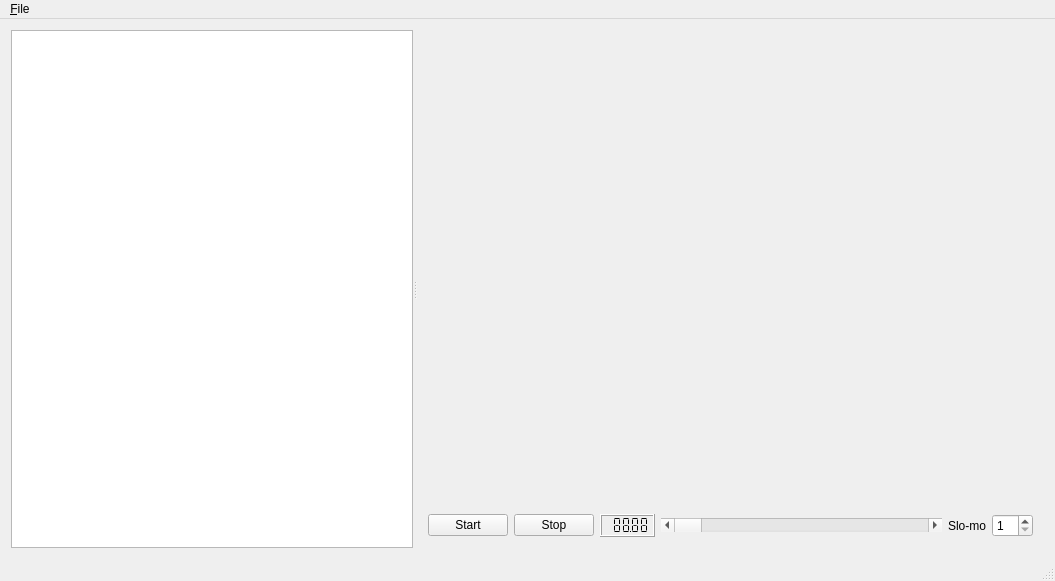
Before: the Qt Designer form scone/sconestudio/SconeStudio.ui in opensim-org/SCONE, drawn with Qt 5.
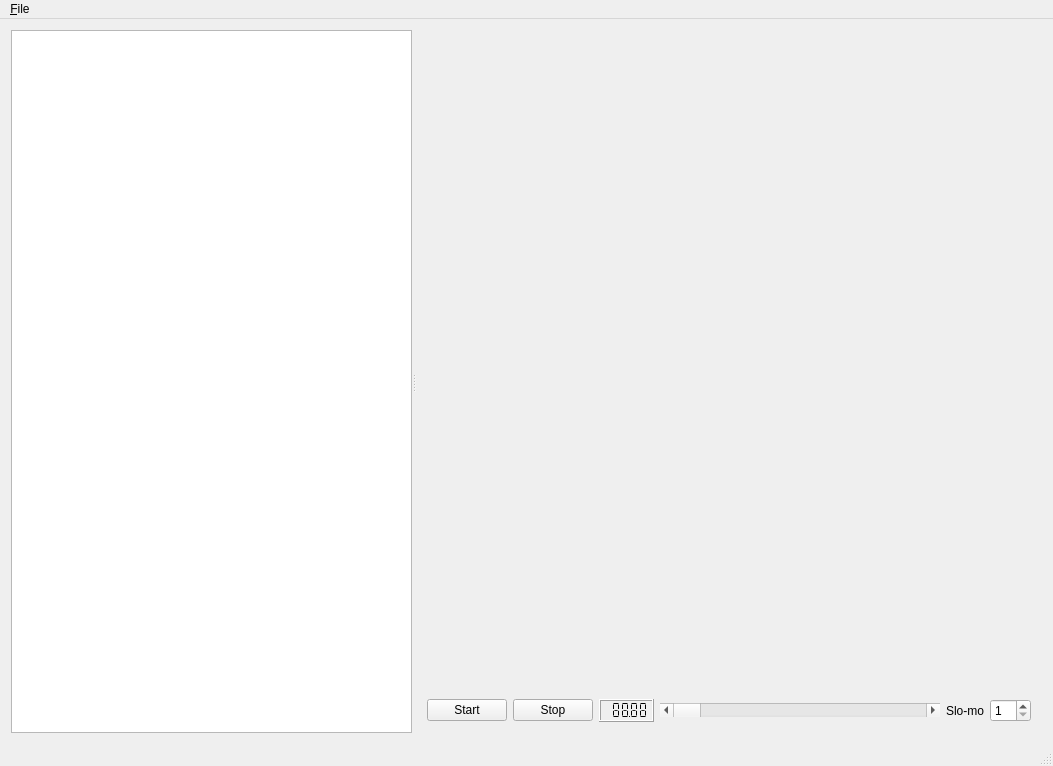
After: the same form once the commit is applied. Custom widgets are drawn as their Qt base class.

Commit message: many viewer updates, added dynamic interaction with ui

```diff
--- a/scone/sconestudio/SconeStudio.ui
+++ b/scone/sconestudio/SconeStudio.ui
@@ -6,8 +6,8 @@
    <rect>
     <x>0</x>
     <y>0</y>
-    <width>1055</width>
-    <height>581</height>
+    <width>1053</width>
+    <height>766</height>
    </rect>
   </property>
   <property name="windowTitle">
@@ -101,6 +101,12 @@
               <verstretch>0</verstretch>
              </sizepolicy>
             </property>
+            <property name="maximum">
+             <number>1000</number>
+            </property>
+            <property name="pageStep">
+             <number>100</number>
+            </property>
             <property name="orientation">
              <enum>Qt::Horizontal</enum>
             </property>
@@ -145,7 +151,7 @@
     <rect>
      <x>0</x>
      <y>0</y>
-     <width>1055</width>
+     <width>1053</width>
      <height>21</height>
     </rect>
    </property>
```
Left out of the diff: 17 changed lines with no effect on the pictures. The commit also changes 7 other files.
